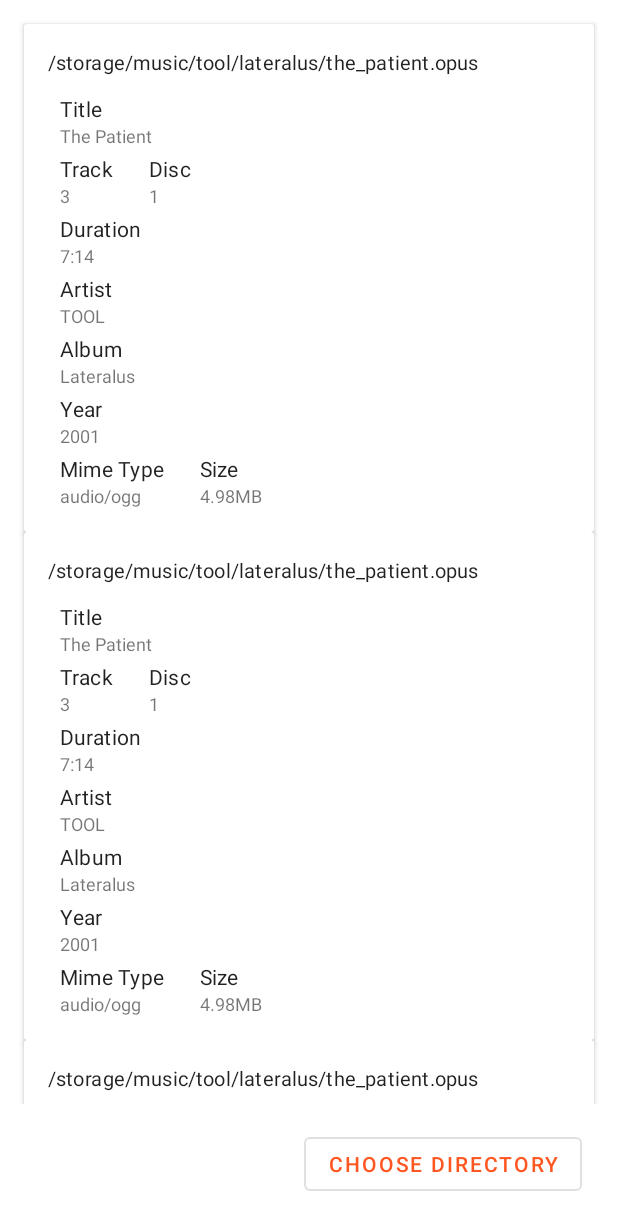
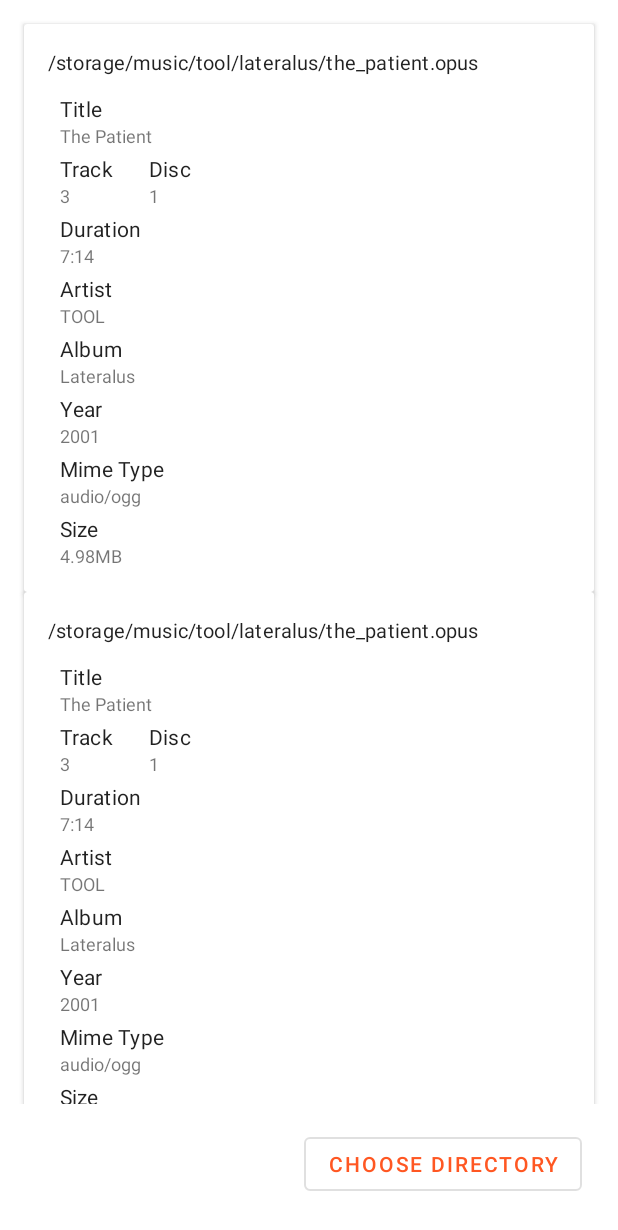
Before and after one commit to timusus/KTagLib, an Android app: the layout activity_main.xml on its own in the app's theme, with its tools: preview values and no code run, on a phone screen of 412 x 824 dp. Shown: the top 1230 px of the screen. Run offline under Robolectric (Android 15) with nearby library versions, the light colour scheme and no system bars.

Commit message:
Show size below mime type
.. Prevents text clash

```diff
--- a/sample/src/main/res/layout/list_item_document.xml
+++ b/sample/src/main/res/layout/list_item_document.xml
@@ -12,9 +12,9 @@
 
         <TextView
             android:id="@+id/documentName"
+            style="@style/TextAppearance.MaterialComponents.Subtitle1"
             android:layout_width="wrap_content"
             android:layout_height="wrap_content"
-            style="@style/TextAppearance.MaterialComponents.Subtitle1"
             android:textSize="13sp"
             app:layout_constraintStart_toStartOf="parent"
             app:layout_constraintTop_toTopOf="parent"
@@ -200,19 +200,20 @@
             style="@style/TextAppearance.MaterialComponents.Subtitle1"
             android:layout_width="wrap_content"
             android:layout_height="wrap_content"
-            android:layout_marginStart="24dp"
+            android:layout_marginStart="8dp"
             android:layout_marginTop="4dp"
             android:text="Size"
             android:textSize="14sp"
-            app:layout_constraintStart_toEndOf="@id/mimeTypeHeading"
-            app:layout_constraintTop_toBottomOf="@id/year" />
+            app:layout_constraintStart_toStartOf="parent"
+            app:layout_constraintTop_toBottomOf="@id/mimeType" />
 
         <TextView
             android:id="@+id/size"
             android:layout_width="wrap_content"
             android:layout_height="wrap_content"
+            android:layout_marginStart="8dp"
             android:textSize="12sp"
-            app:layout_constraintStart_toStartOf="@id/sizeHeading"
+            app:layout_constraintStart_toStartOf="parent"
             app:layout_constraintTop_toBottomOf="@id/sizeHeading"
             tools:text="4.98MB" />
 
```
